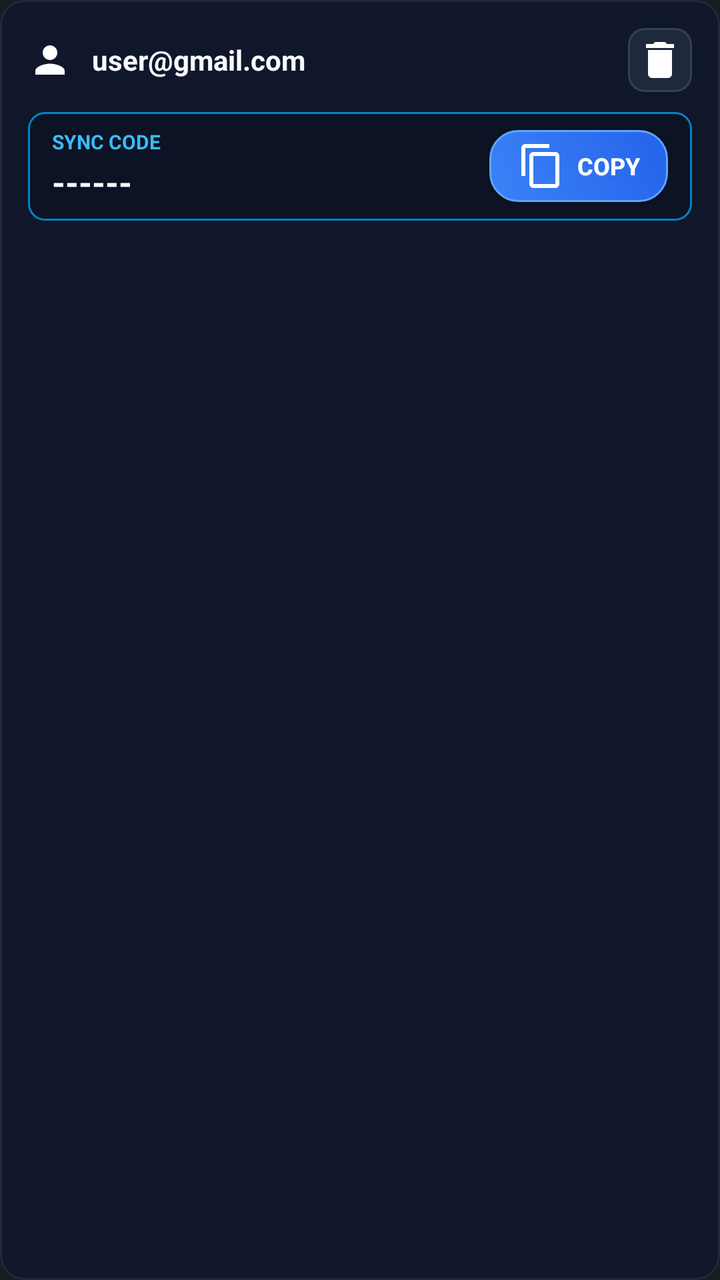
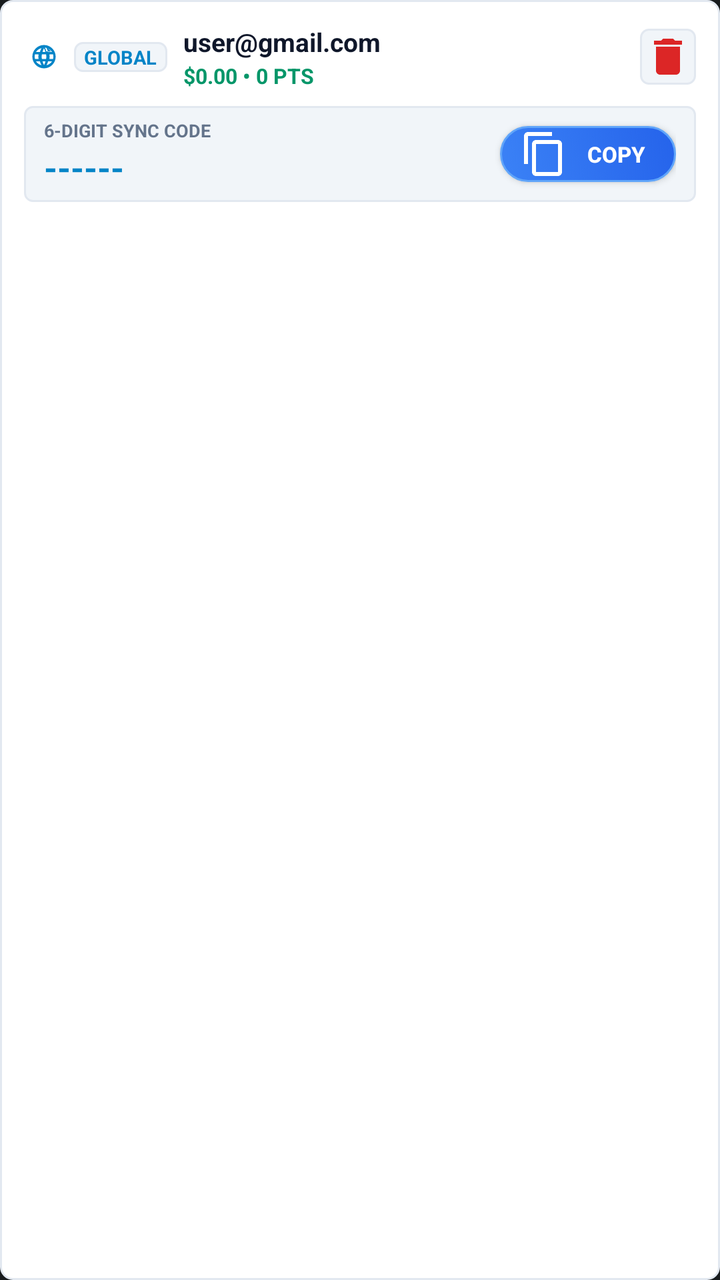

Compare the two renders of this Android layout. The source of the first and the diff that turns it into the second are given below.
<!-- AndroidManifest.xml: application theme android:Theme.DeviceDefault.NoActionBar -->
<!-- res/layout/item_account_card.xml -->
<?xml version="1.0" encoding="utf-8"?>
<LinearLayout xmlns:android="http://schemas.android.com/apk/res/android"
    android:layout_width="match_parent"
    android:layout_height="wrap_content"
    android:orientation="vertical"
    android:background="@drawable/bg_card_account"
    android:padding="14dp"
    android:layout_marginBottom="10dp">

    
    <LinearLayout
        android:layout_width="match_parent"
        android:layout_height="wrap_content"
        android:orientation="horizontal"
        android:gravity="center_vertical">

        <ImageView
            android:layout_width="22dp"
            android:layout_height="22dp"
            android:src="@drawable/ic_account"
            android:contentDescription="Account" />

        <TextView
            android:id="@+id/txtItemEmail"
            android:layout_width="0dp"
            android:layout_height="wrap_content"
            android:layout_weight="1"
            android:layout_marginStart="10dp"
            android:text="user@gmail.com"
            android:textColor="#f8fafc"
            android:textSize="14sp"
            android:textStyle="bold"
            android:ellipsize="middle"
            android:singleLine="true" />

        
        <ImageButton
            android:id="@+id/btnItemDelete"
            android:layout_width="32dp"
            android:layout_height="32dp"
            android:src="@drawable/ic_delete"
            android:background="@drawable/btn_icon_dark"
            android:contentDescription="Delete"
            android:padding="6dp" />
    </LinearLayout>

    
    <LinearLayout
        android:layout_width="match_parent"
        android:layout_height="wrap_content"
        android:orientation="horizontal"
        android:gravity="center_vertical"
        android:background="@drawable/bg_code_badge"
        android:paddingHorizontal="12dp"
        android:paddingVertical="8dp"
        android:layout_marginTop="10dp">

        <LinearLayout
            android:layout_width="0dp"
            android:layout_height="wrap_content"
            android:layout_weight="1"
            android:orientation="vertical">

            <TextView
                android:layout_width="wrap_content"
                android:layout_height="wrap_content"
                android:text="SYNC CODE"
                android:textColor="#38bdf8"
                android:textSize="10sp"
                android:textStyle="bold" />

            <TextView
                android:id="@+id/txtItemCode"
                android:layout_width="wrap_content"
                android:layout_height="wrap_content"
                android:text="------"
                android:textColor="#ffffff"
                android:textSize="17sp"
                android:textStyle="bold"
                android:layout_marginTop="2dp" />
        </LinearLayout>

        
        <Button
            android:id="@+id/btnItemCopy"
            android:layout_width="wrap_content"
            android:layout_height="36dp"
            android:text="Copy"
            android:textColor="#ffffff"
            android:textSize="12sp"
            android:textStyle="bold"
            android:background="@drawable/btn_primary_blue"
            android:drawableStart="@drawable/ic_copy"
            android:drawablePadding="6dp"
            android:paddingHorizontal="14dp" />
    </LinearLayout>

</LinearLayout>
<!-- resources referenced by this layout -->
<resources>
  <!-- drawable bg_card_account (drawable) -->
  <?xml version="1.0" encoding="utf-8"?>
  <shape xmlns:android="http://schemas.android.com/apk/res/android"
      android:shape="rectangle">
      <solid android:color="#10172a" />
      <corners android:radius="12dp" />
      <stroke
          android:width="1dp"
          android:color="#1e293b" />
  </shape>
  <!-- drawable bg_code_badge (drawable) -->
  <?xml version="1.0" encoding="utf-8"?>
  <shape xmlns:android="http://schemas.android.com/apk/res/android"
      android:shape="rectangle">
      <solid android:color="#0b1324" />
      <corners android:radius="8dp" />
      <stroke
          android:width="1dp"
          android:color="#0284c7" />
  </shape>
  <!-- drawable btn_icon_dark (drawable) -->
  <?xml version="1.0" encoding="utf-8"?>
  <selector xmlns:android="http://schemas.android.com/apk/res/android">
      <item android:state_pressed="true">
          <shape android:shape="rectangle">
              <solid android:color="#334155" />
              <corners android:radius="8dp" />
          </shape>
      </item>
      <item>
          <shape android:shape="rectangle">
              <solid android:color="#1e293b" />
              <corners android:radius="8dp" />
              <stroke
                  android:width="1dp"
                  android:color="#334155" />
          </shape>
      </item>
  </selector>
  <!-- drawable ic_account (drawable) -->
  <vector xmlns:android="http://schemas.android.com/apk/res/android"
      android:width="24dp"
      android:height="24dp"
      android:viewportWidth="24"
      android:viewportHeight="24">
      <path
          android:fillColor="#FFFFFFFF"
          android:pathData="M12,12c2.21,0 4,-1.79 4,-4s-1.79,-4 -4,-4 -4,1.79 -4,4 1.79,4 4,4zm0,2c-2.67,0 -8,1.34 -8,4v2h16v-2c0,-2.66 -5.33,-4 -8,-4z"/>
  </vector>
  <!-- drawable ic_copy (drawable) -->
  <vector xmlns:android="http://schemas.android.com/apk/res/android"
      android:width="24dp"
      android:height="24dp"
      android:viewportWidth="24"
      android:viewportHeight="24">
      <path
          android:fillColor="#FFFFFFFF"
          android:pathData="M16,1H4c-1.1,0 -2,0.9 -2,2v14h2V3h12V1zm3,4H8c-1.1,0 -2,0.9 -2,2v14c0,1.1 0.9,2 2,2h11c1.1,0 2,-0.9 2,-2V7c0,-1.1 -0.9,-2 -2,-2zm0,16H8V7h11v14z"/>
  </vector>
  <!-- drawable ic_delete (drawable) -->
  <vector xmlns:android="http://schemas.android.com/apk/res/android"
      android:width="24dp"
      android:height="24dp"
      android:viewportWidth="24"
      android:viewportHeight="24">
      <path
          android:fillColor="#FFFFFFFF"
          android:pathData="M6,19c0,1.1 0.9,2 2,2h8c1.1,0 2,-0.9 2,-2V7H6v12zM19,4h-3.5l-1,-1h-5l-1,1H5v2h14V4z"/>
  </vector>
  <!-- unchanged entries left out for length: 1 -->
</resources>

<!-- the commit's change to res/layout/item_account_card.xml (unified diff, before → after) -->
@@ -3,8 +3,8 @@
     android:layout_width="match_parent"
     android:layout_height="wrap_content"
     android:orientation="vertical"
-    android:background="@drawable/bg_card_account"
-    android:padding="14dp"
+    android:background="@drawable/bg_light_card"
+    android:padding="12dp"
     android:layout_marginBottom="10dp">
 
     
@@ -15,33 +15,105 @@
         android:gravity="center_vertical">
 
         <ImageView
-            android:layout_width="22dp"
-            android:layout_height="22dp"
-            android:src="@drawable/ic_account"
-            android:contentDescription="Account" />
+            android:id="@+id/imgItemFlag"
+            android:layout_width="20dp"
+            android:layout_height="14dp"
+            android:src="@drawable/flag_global"
+            android:scaleType="fitCenter"
+            android:contentDescription="Country" />
 
         <TextView
-            android:id="@+id/txtItemEmail"
+            android:id="@+id/txtItemCountry"
+            android:layout_width="wrap_content"
+            android:layout_height="wrap_content"
+            android:text="GLOBAL"
+            android:textColor="#0284c7"
+            android:textSize="9.5sp"
+            android:textStyle="bold"
+            android:background="@drawable/bg_flag_badge"
+            android:paddingHorizontal="5dp"
+            android:paddingVertical="1dp"
+            android:layout_marginStart="5dp" />
+
+        <LinearLayout
             android:layout_width="0dp"
             android:layout_height="wrap_content"
             android:layout_weight="1"
-            android:layout_marginStart="10dp"
-            android:text="user@gmail.com"
-            android:textColor="#f8fafc"
-            android:textSize="14sp"
-            android:textStyle="bold"
-            android:ellipsize="middle"
-            android:singleLine="true" />
+            android:layout_marginStart="8dp"
+            android:orientation="vertical">
+
+            <TextView
+                android:id="@+id/txtItemEmail"
+                android:layout_width="wrap_content"
+                android:layout_height="wrap_content"
+                android:text="user@gmail.com"
+                android:textColor="#0f172a"
+                android:textSize="13sp"
+                android:textStyle="bold"
+                android:ellipsize="middle"
+                android:singleLine="true" />
+
+            
+            <TextView
+                android:id="@+id/txtItemBalance"
+                android:layout_width="wrap_content"
+                android:layout_height="wrap_content"
+                android:text="$0.00 • 0 PTS"
+                android:textColor="#059669"
+                android:textSize="10.5sp"
+                android:textStyle="bold"
+                android:layout_marginTop="1dp" />
+        </LinearLayout>
 
         
         <ImageButton
             android:id="@+id/btnItemDelete"
-            android:layout_width="32dp"
-            android:layout_height="32dp"
+            android:layout_width="28dp"
+            android:layout_height="28dp"
             android:src="@drawable/ic_delete"
-            android:background="@drawable/btn_icon_dark"
+            android:background="@drawable/bg_flag_badge"
             android:contentDescription="Delete"
-            android:padding="6dp" />
+            android:padding="5dp" />
+    </LinearLayout>
+
+    
+    <LinearLayout
+        android:id="@+id/layoutItemWarning"
+        android:layout_width="match_parent"
+        android:layout_height="wrap_content"
+        android:orientation="horizontal"
+        android:gravity="center_vertical"
+        android:background="@drawable/bg_warning_badge"
+        android:paddingHorizontal="10dp"
+        android:paddingVertical="6dp"
+        android:layout_marginTop="8dp"
+        android:visibility="gone"
+        android:clickable="true"
+        android:focusable="true">
+
+        <TextView
+            android:layout_width="wrap_content"
+            android:layout_height="wrap_content"
+            android:text="⚠️"
+            android:textSize="12sp"
+            android:layout_marginEnd="6dp" />
+
+        <TextView
+            android:layout_width="0dp"
+            android:layout_height="wrap_content"
+            android:layout_weight="1"
+            android:text="Server Sync Alert • Tap for details"
+            android:textColor="#b45309"
+            android:textSize="11sp"
+            android:textStyle="bold" />
+
+        <TextView
+            android:layout_width="wrap_content"
+            android:layout_height="wrap_content"
+            android:text="Action ❯"
+            android:textColor="#b45309"
+            android:textSize="10sp"
+            android:textStyle="bold" />
     </LinearLayout>
 
     
@@ -50,10 +122,10 @@
         android:layout_height="wrap_content"
         android:orientation="horizontal"
         android:gravity="center_vertical"
-        android:background="@drawable/bg_code_badge"
-        android:paddingHorizontal="12dp"
-        android:paddingVertical="8dp"
-        android:layout_marginTop="10dp">
+        android:background="@drawable/bg_flag_badge"
+        android:paddingHorizontal="10dp"
+        android:paddingVertical="6dp"
+        android:layout_marginTop="8dp">
 
         <LinearLayout
             android:layout_width="0dp"
@@ -64,9 +136,9 @@
             <TextView
                 android:layout_width="wrap_content"
                 android:layout_height="wrap_content"
-                android:text="SYNC CODE"
-                android:textColor="#38bdf8"
-                android:textSize="10sp"
+                android:text="6-DIGIT SYNC CODE"
+                android:textColor="#64748b"
+                android:textSize="9sp"
                 android:textStyle="bold" />
 
             <TextView
@@ -74,25 +146,45 @@
                 android:layout_width="wrap_content"
                 android:layout_height="wrap_content"
                 android:text="------"
-                android:textColor="#ffffff"
+                android:textColor="#0284c7"
                 android:textSize="17sp"
                 android:textStyle="bold"
-                android:layout_marginTop="2dp" />
+                android:layout_marginTop="1dp" />
         </LinearLayout>
 
         
         <Button
             android:id="@+id/btnItemCopy"
             android:layout_width="wrap_content"
-            android:layout_height="36dp"
+            android:layout_height="28dp"
             android:text="Copy"
+            android:textColor="#ffffff"
+            android:textSize="11sp"
+            android:textStyle="bold"
+            android:background="@drawable/btn_primary_blue"
+            android:drawableStart="@drawable/ic_copy"
+            android:drawablePadding="4dp"
+            android:paddingHorizontal="10dp" />
+    </LinearLayout>
+
+    
+    <LinearLayout
+        android:id="@+id/layoutFridayClaim"
+        android:layout_width="match_parent"
+        android:layout_height="wrap_content"
+        android:orientation="vertical"
+        android:layout_marginTop="8dp"
+        android:visibility="gone">
+
+        <Button
+            android:id="@+id/btnFridayClaim"
+            android:layout_width="match_parent"
+            android:layout_height="34dp"
+            android:text="🎁 Claim Weekly Points"
             android:textColor="#ffffff"
             android:textSize="12sp"
             android:textStyle="bold"
-            android:background="@drawable/btn_primary_blue"
-            android:drawableStart="@drawable/ic_copy"
-            android:drawablePadding="6dp"
-            android:paddingHorizontal="14dp" />
+            android:background="@drawable/btn_perk_claim" />
     </LinearLayout>
 
 </LinearLayout>
<!-- resource entries referenced after the edit -->
@@ -1,53 +1,49 @@
 <!-- resources referenced by this layout -->
 <resources>
-  <!-- drawable bg_card_account (drawable) -->
+  <!-- drawable bg_flag_badge (drawable) -->
   <?xml version="1.0" encoding="utf-8"?>
   <shape xmlns:android="http://schemas.android.com/apk/res/android"
       android:shape="rectangle">
-      <solid android:color="#10172a" />
-      <corners android:radius="12dp" />
-      <stroke
-          android:width="1dp"
-          android:color="#1e293b" />
+      <solid android:color="#f1f5f9" />
+      <stroke android:width="1dp" android:color="#e2e8f0" />
+      <corners android:radius="4dp" />
   </shape>
-  <!-- drawable bg_code_badge (drawable) -->
+  <!-- drawable bg_light_card (drawable) -->
   <?xml version="1.0" encoding="utf-8"?>
   <shape xmlns:android="http://schemas.android.com/apk/res/android"
       android:shape="rectangle">
-      <solid android:color="#0b1324" />
+      <solid android:color="#ffffff" />
+      <stroke android:width="1dp" android:color="#e2e8f0" />
+      <corners android:radius="6dp" />
+  </shape>
+  <!-- drawable bg_warning_badge (drawable) -->
+  <?xml version="1.0" encoding="utf-8"?>
+  <shape xmlns:android="http://schemas.android.com/apk/res/android"
+      android:shape="rectangle">
+      <solid android:color="#fffbeb" />
+      <stroke android:width="1dp" android:color="#f59e0b" />
+      <corners android:radius="6dp" />
+  </shape>
+  <!-- drawable btn_perk_claim (drawable) -->
+  <?xml version="1.0" encoding="utf-8"?>
+  <shape xmlns:android="http://schemas.android.com/apk/res/android"
+      android:shape="rectangle">
+      <gradient
+          android:startColor="#059669"
+          android:endColor="#10b981"
+          android:angle="45" />
       <corners android:radius="8dp" />
-      <stroke
-          android:width="1dp"
-          android:color="#0284c7" />
   </shape>
-  <!-- drawable btn_icon_dark (drawable) -->
+  <!-- drawable flag_global (drawable) -->
   <?xml version="1.0" encoding="utf-8"?>
-  <selector xmlns:android="http://schemas.android.com/apk/res/android">
-      <item android:state_pressed="true">
-          <shape android:shape="rectangle">
-              <solid android:color="#334155" />
-              <corners android:radius="8dp" />
-          </shape>
-      </item>
-      <item>
-          <shape android:shape="rectangle">
-              <solid android:color="#1e293b" />
-              <corners android:radius="8dp" />
-              <stroke
-                  android:width="1dp"
-                  android:color="#334155" />
-          </shape>
-      </item>
-  </selector>
-  <!-- drawable ic_account (drawable) -->
   <vector xmlns:android="http://schemas.android.com/apk/res/android"
       android:width="24dp"
       android:height="24dp"
       android:viewportWidth="24"
       android:viewportHeight="24">
       <path
-          android:fillColor="#FFFFFFFF"
-          android:pathData="M12,12c2.21,0 4,-1.79 4,-4s-1.79,-4 -4,-4 -4,1.79 -4,4 1.79,4 4,4zm0,2c-2.67,0 -8,1.34 -8,4v2h16v-2c0,-2.66 -5.33,-4 -8,-4z"/>
+          android:fillColor="#0284c7"
+          android:pathData="M12,2A10,10 0,1 0,22 12,10 10,0 0,0 12,2zM11,4.07A8,8 0,0 1,17.9 7.5L14,7.5A14.65,14.65 0,0 0,12.75 4.19C12.18,4.1 11.6,4.07 11,4.07zM4.26,14A8,8 0,0 1,4 12c0,-0.69 0.08,-1.36 0.22,-2h3.1a15.7,15.7 0,0 0,-0.12 2,15.7 15.7,0 0,0 0.12,2zM5.1,16h3.4a12.8,12.8 0,0 0,1.35 3.32A8,8 0,0 1,5.1 16zM8.5,8H5.1A8,8 0,0 1,9.85 4.68,12.8 12.8,0 0,0 8.5,8zM10.2,14c-0.1,-0.65 -0.2,-1.32 -0.2,-2s0.1,-1.35 0.2,-2h3.6c0.1,0.65 0.2,1.32 0.2,2s-0.1,1.35 -0.2,2zM10.74,16h2.52c-0.34,1.34 -0.83,2.44 -1.26,3.22A14.47,14.47 0,0 1,10.74 16zM13.26,8h-2.52c0.34,-1.34 0.83,-2.44 1.26,-3.22A14.47,14.47 0,0 1,13.26 8zM14.15,19.32A12.8,12.8 0,0 0,15.5 16h3.4a8,8 0,0 1,-4.75 3.32zM16.68,14a15.7,15.7 0,0 0,0.12 -2,15.7 15.7,0 0,0 -0.12,-2h3.1c0.14,0.64 0.22,1.31 0.22,2 0,0.69 -0.08,1.36 -0.22,2zM18.9,8h-3.4a12.8,12.8 0,0 0,-1.35 -3.32A8,8 0,0 1,18.9 8z" />
   </vector>
   <!-- drawable ic_copy (drawable) -->
   <vector xmlns:android="http://schemas.android.com/apk/res/android"
@@ -66,7 +62,7 @@
       android:viewportWidth="24"
       android:viewportHeight="24">
       <path
-          android:fillColor="#FFFFFFFF"
+          android:fillColor="#dc2626"
           android:pathData="M6,19c0,1.1 0.9,2 2,2h8c1.1,0 2,-0.9 2,-2V7H6v12zM19,4h-3.5l-1,-1h-5l-1,1H5v2h14V4z"/>
   </vector>
   <!-- unchanged entries left out for length: 1 -->
